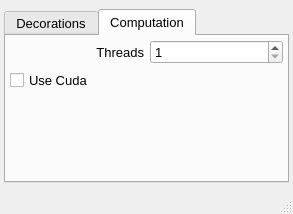
The window that UIs/nPreferences.ui (NeutrinoToolkit/Neutrino) describes before a commit, drawn with Qt 5.
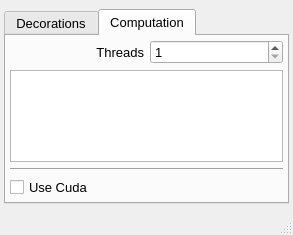
The same window after the commit. The open tabs and pages were chosen to show the change.

Commit message: enhaced omp

The edit to the form file:
```diff
--- a/UIs/nPreferences.ui
+++ b/UIs/nPreferences.ui
@@ -7,7 +7,7 @@
     <x>0</x>
     <y>0</y>
     <width>293</width>
-    <height>214</height>
+    <height>235</height>
    </rect>
   </property>
   <property name="font">
@@ -190,7 +190,7 @@
        <attribute name="title">
         <string>Computation</string>
        </attribute>
-       <layout class="QGridLayout" name="gridLayout_2" columnstretch="0,0">
+       <layout class="QGridLayout" name="gridLayout_2" columnstretch="0">
         <property name="margin">
          <number>4</number>
         </property>
@@ -233,7 +233,7 @@
           </layout>
          </widget>
         </item>
-        <item row="1" column="0">
+        <item row="3" column="0">
          <widget class="QCheckBox" name="useCuda">
           <property name="font">
            <font>
@@ -249,17 +249,18 @@
          </widget>
         </item>
         <item row="2" column="0">
-         <spacer name="verticalSpacer">
+         <widget class="Line" name="line">
           <property name="orientation">
-           <enum>Qt::Vertical</enum>
+           <enum>Qt::Horizontal</enum>
           </property>
-          <property name="sizeHint" stdset="0">
-           <size>
-            <width>20</width>
-            <height>40</height>
-           </size>
+         </widget>
+        </item>
+        <item row="1" column="0">
+         <widget class="QPlainTextEdit" name="infoCores">
+          <property name="readOnly">
+           <bool>true</bool>
           </property>
-         </spacer>
+         </widget>
         </item>
        </layout>
       </widget>
```
The commit also changes 1 other file.
